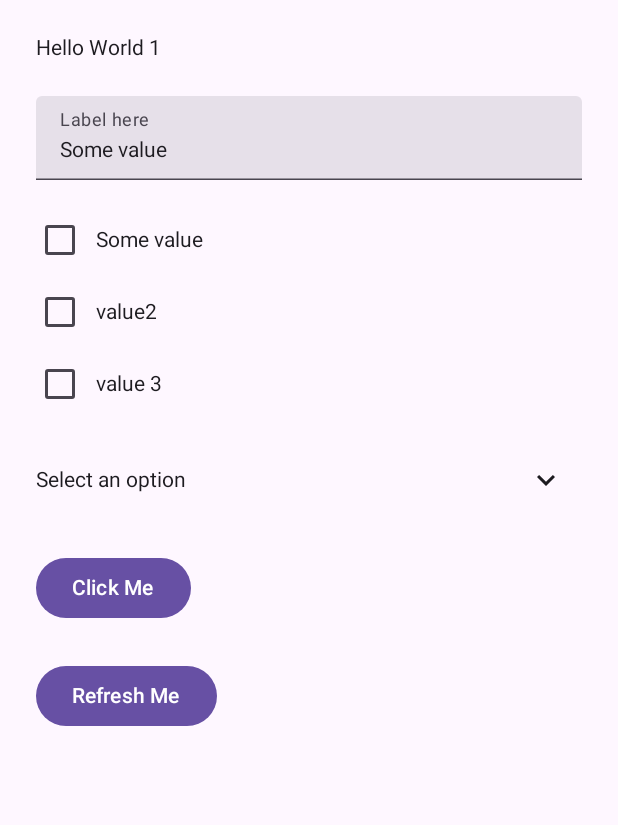
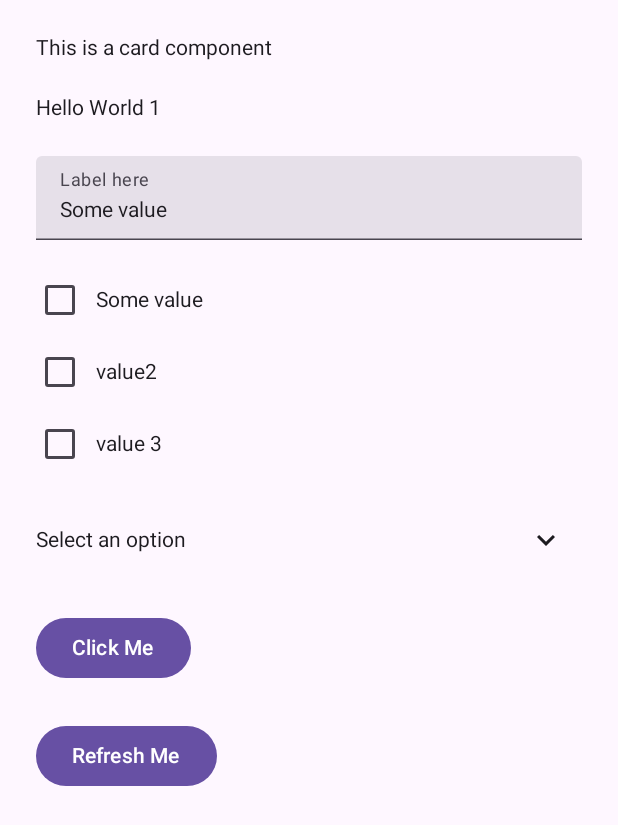
Before and after one commit to maheraja1880/dui-android, an Android app built with Jetpack Compose: the DUIActivity screen opened directly, with no data from a screen before it, on a phone screen of 412 x 824 dp. Shown: the top 825 px of the screen. Run offline under Robolectric (Android 15) with nearby library versions, the phone set to English and light mode, and no system bars; our stand-ins replace Dagger/Hilt's generated code.

Commit message:
restoring fixed

```diff
--- a/features/duifeature/src/main/java/com/sample/dynamicui/data/repository/DynamicRepositoryImpl.kt
+++ b/features/duifeature/src/main/java/com/sample/dynamicui/data/repository/DynamicRepositoryImpl.kt
@@ -67,6 +67,19 @@ val settings = """
     "background": "white"
   },
   "children": [
+    {
+      "id": "card-component",
+      "type": "column",
+      "children": [
+        {
+          "id": "card-content",
+          "type": "text",
+          "properties": {
+            "text": "This is a card component"
+          }
+        }
+      ]
+    },
     {
       "id": "title",
       "type": "text",
--- a/features/duifeature/src/main/java/com/sample/dynamicui/ui/framework/DynamicUIScreen.kt
+++ b/features/duifeature/src/main/java/com/sample/dynamicui/ui/framework/DynamicUIScreen.kt
@@ -113,13 +113,21 @@ fun DynamicComponent(layoutId: String, component: Component, vm: DynamicViewMode
                 DynamicComponent(layoutId,child, vm)
             }
         }
+        "column" -> Column(
+            verticalArrangement = Arrangement.spacedBy(8.dp)
+        ) {
+            component.children.forEach { child ->
+                DynamicComponent(layoutId,child, vm)
+            }
+        }
         "textInput" -> {
+            Log.d("DynamicComponent", "Rendering textInput component: ${component.id} with value ${component.properties["value"]?.asString()}")
             var value by remember { mutableStateOf(component.properties["value"]?.asString() ?: "") }
             TextField(
                 value = value,
                 onValueChange = {
                     value = it
-                    vm.handleIntent(DynamicUiIntent.UpdateState(component.id, it))
+                    vm.handleIntent(DynamicUiIntent.UpdateState(layoutId,component.id, it))
                 },
                 label = { Text(component.properties["label"]?.asString() ?: "") },
                 modifier = Modifier.fillMaxWidth().padding(8.dp)
@@ -150,7 +158,7 @@ fun DynamicComponent(layoutId: String, component: Component, vm: DynamicViewMode
                             onClick = {
                                 selected = option
                                 expanded = false
-                                vm.handleIntent(DynamicUiIntent.UpdateState(component.id, option))
+                                vm.handleIntent(DynamicUiIntent.UpdateState(layoutId, component.id, option))
                             },
                             text = { Text(option) }
                         )
@@ -170,7 +178,7 @@ fun DynamicComponent(layoutId: String, component: Component, vm: DynamicViewMode
                             onCheckedChange = {
                                 val newList = if (it) selected + option else selected - option
                                 selected = newList
-                                vm.handleIntent(DynamicUiIntent.UpdateState(component.id, newList))
+                                vm.handleIntent(DynamicUiIntent.UpdateState(layoutId, component.id, newList))
                             }
                         )
                         Text(option, Modifier.align(Alignment.CenterVertically))
--- a/features/duifeature/src/main/java/com/sample/dynamicui/ui/framework/DynamicUiIntent.kt
+++ b/features/duifeature/src/main/java/com/sample/dynamicui/ui/framework/DynamicUiIntent.kt
@@ -6,5 +6,5 @@ sealed class DynamicUiIntent {
     data class Interaction(val layoutId: String, val componentId: String, val event: String, val interactions: List<com.sample.dynamicui.domain.model.Interaction>) : DynamicUiIntent()
     object Back : DynamicUiIntent()
     data class DeepLink(val layoutId: String) : DynamicUiIntent()
-    data class UpdateState(val componentId: String, val value: Any?) : DynamicUiIntent()
+    data class UpdateState(val layoutId: String, val componentId: String, val value: Any?) : DynamicUiIntent()
 }
--- a/features/duifeature/src/main/java/com/sample/dynamicui/ui/framework/DynamicViewModel.kt
+++ b/features/duifeature/src/main/java/com/sample/dynamicui/ui/framework/DynamicViewModel.kt
@@ -1,5 +1,6 @@
 package com.sample.dynamicui.ui.framework
 
+import android.util.Log
 import androidx.lifecycle.ViewModel
 import androidx.lifecycle.viewModelScope
 import com.sample.dynamicui.domain.model.Action
@@ -34,7 +35,7 @@ class DynamicViewModel @Inject constructor(
             is DynamicUiIntent.LoadLayout -> loadLayout(intent.layoutId, push = true)
             is DynamicUiIntent.Interaction -> handleInteraction(layoutId= intent.layoutId, intent.componentId, intent.event, intent.interactions)
             is DynamicUiIntent.DeepLink -> deepLink(intent.layoutId)
-            is DynamicUiIntent.UpdateState -> updateComponentState(intent.componentId, intent.value)
+            is DynamicUiIntent.UpdateState -> updateComponentState(intent.layoutId, intent.componentId, intent.value)
             is DynamicUiIntent.Back -> navigateBack()
         }
     }
@@ -44,7 +45,7 @@ class DynamicViewModel @Inject constructor(
         viewModelScope.launch {
             try {
                 val component = getLayout(layoutId)
-                restoreComponentState(component)
+                restoreComponentState(layoutId, component)
                 if (push) backStack.push(layoutId)
                 _state.value = DynamicUiState.Success(component, canGoBack = backStack.size > 1)
             } catch (e: Exception) {
@@ -67,15 +68,16 @@ class DynamicViewModel @Inject constructor(
         loadLayout(layoutId, push = true)
     }
 
-    private fun updateComponentState(componentId: String, value: Any?) {
-        componentState[componentId] = value
+    private fun updateComponentState(layoutId: String, componentId: String, value: Any?) {
+        componentState[layoutId +componentId] = value
     }
 
-    private fun restoreComponentState(component: Component) {
-        if (componentState.containsKey(component.id)) {
-            component.properties["value"] = AnySerializable(componentState[component.id])
+    private fun restoreComponentState(layoutId: String, component: Component) {
+        if (componentState.containsKey(layoutId + component.id)) {
+            component.properties["value"] = AnySerializable(componentState[layoutId + component.id])
+            Log.d("DynamicViewModel", "Restoring state for component: ${component.id} with value: ${component.properties["value"]}" )
         }
-        component.children.forEach { restoreComponentState(it) }
+        component.children.forEach { restoreComponentState(layoutId, it) }
     }
 
     private fun handleInteraction(
```
